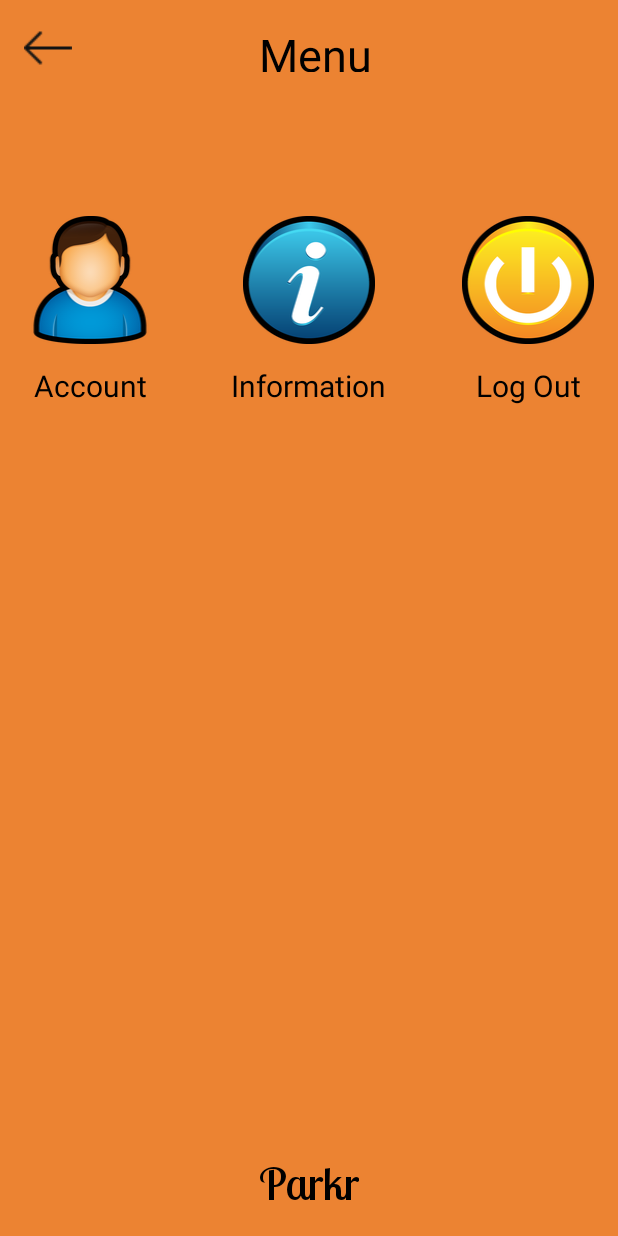
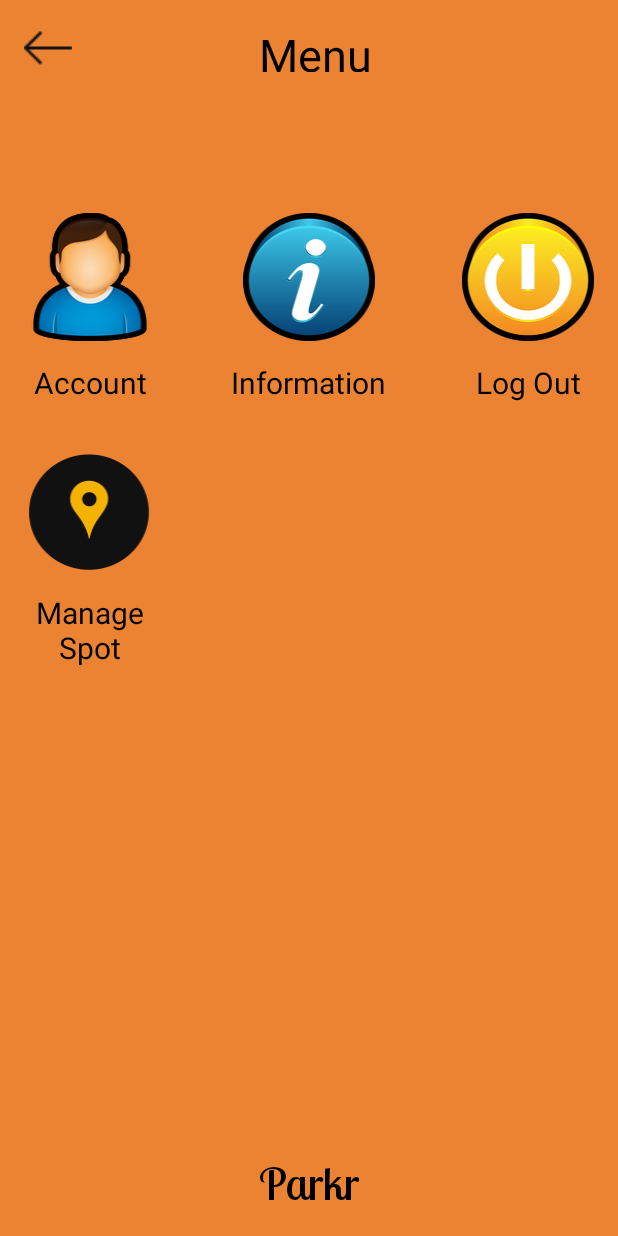
Before and after one commit to SIU-CS/Finite_Loop-production, an Android app: the MenuActivity screen opened directly, with no data from a screen before it, on a phone screen of 412 x 824 dp. Run offline under Robolectric (Android 15) with nearby library versions, the phone set to English and light mode, and no system bars; our stand-ins replace Firebase (no records; nobody signed in at launch, a user with empty details on screens opened directly).

Commit message:
added button for spot management

```diff
--- a/ParkingSpotFinder/app/src/main/res/layout/activity_menu.xml
+++ b/ParkingSpotFinder/app/src/main/res/layout/activity_menu.xml
@@ -9,6 +9,16 @@
     android:paddingRight="@dimen/activity_horizontal_margin"
     android:paddingTop="@dimen/activity_vertical_margin"
     tools:context="edu.siu.cs.www.parkingspotfinder.MenuActivity">
+
+    <Button
+        android:id="@+id/button2"
+        android:layout_width="wrap_content"
+        android:layout_height="wrap_content"
+        android:layout_alignParentLeft="true"
+        android:layout_alignParentStart="true"
+        android:layout_below="@+id/backArrowButton"
+        android:layout_marginTop="94dp"
+        android:background="@drawable/account" />
 
     <Button
         android:layout_width="32dp"
@@ -73,7 +83,7 @@
     <Button
         android:layout_width="wrap_content"
         android:layout_height="wrap_content"
-        android:layout_marginTop="96dp"
+        android:layout_marginTop="94dp"
         android:id="@+id/accountButton"
         android:background="@drawable/account"
         android:layout_below="@+id/backArrowButton"
@@ -112,4 +122,31 @@
         android:layout_alignBottom="@+id/accountLabel"
         android:layout_centerHorizontal="true" />
 
+    <Button
+        android:id="@+id/payment"
+        android:layout_width="128dp"
+        android:layout_height="wrap_content"
+        android:layout_alignEnd="@+id/accountLabel"
+        android:layout_alignParentLeft="true"
+        android:layout_alignParentStart="true"
+        android:layout_alignRight="@+id/accountLabel"
+        android:layout_below="@+id/accountLabel"
+        android:layout_marginTop="30dp"
+        android:background="@drawable/local" />
+
+    <TextView
+        android:id="@+id/paymentLabel"
+        android:layout_width="wrap_content"
+        android:layout_height="wrap_content"
+        android:text="Manage Spot"
+        android:textAlignment="center"
+        android:textColor="#000000"
+        android:textSize="20dp"
+        android:layout_below="@+id/payment"
+        android:layout_alignParentLeft="true"
+        android:layout_alignParentStart="true"
+        android:layout_marginTop="12dp"
+        android:layout_alignRight="@+id/payment"
+        android:layout_alignEnd="@+id/payment" />
+
 </RelativeLayout>
```
Also changed, not shown: ParkingSpotFinder/app/src/main/res/drawable-hdpi/1489467320_location-icon.png (added), ParkingSpotFinder/app/src/main/res/drawable-hdpi/local.png (added), ParkingSpotFinder/app/src/main/res/drawable-hdpi/payment.png (added), 1 other file.
